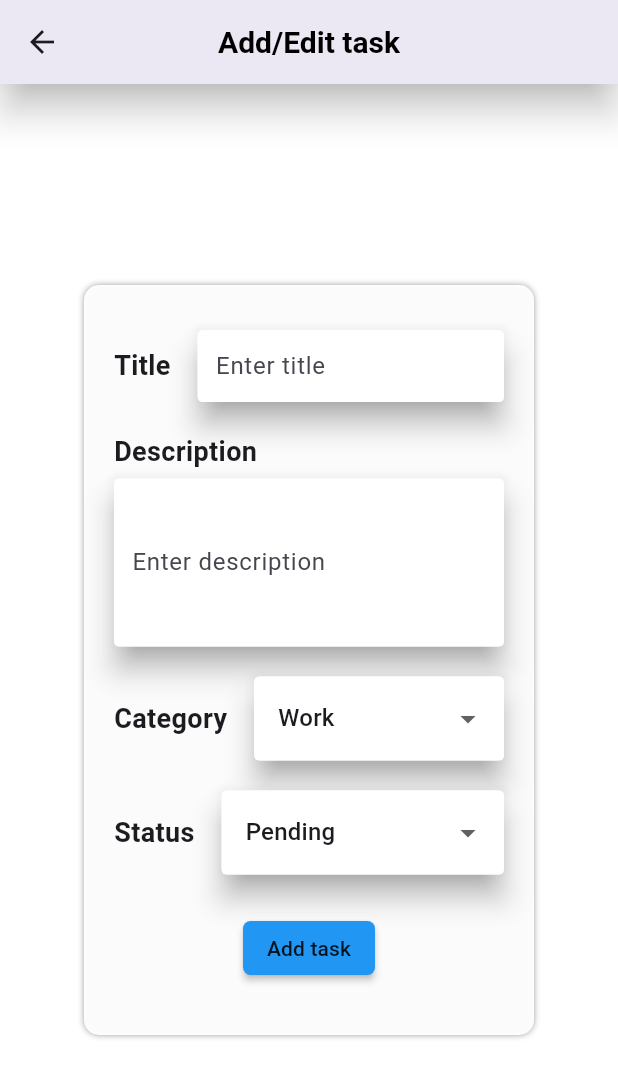
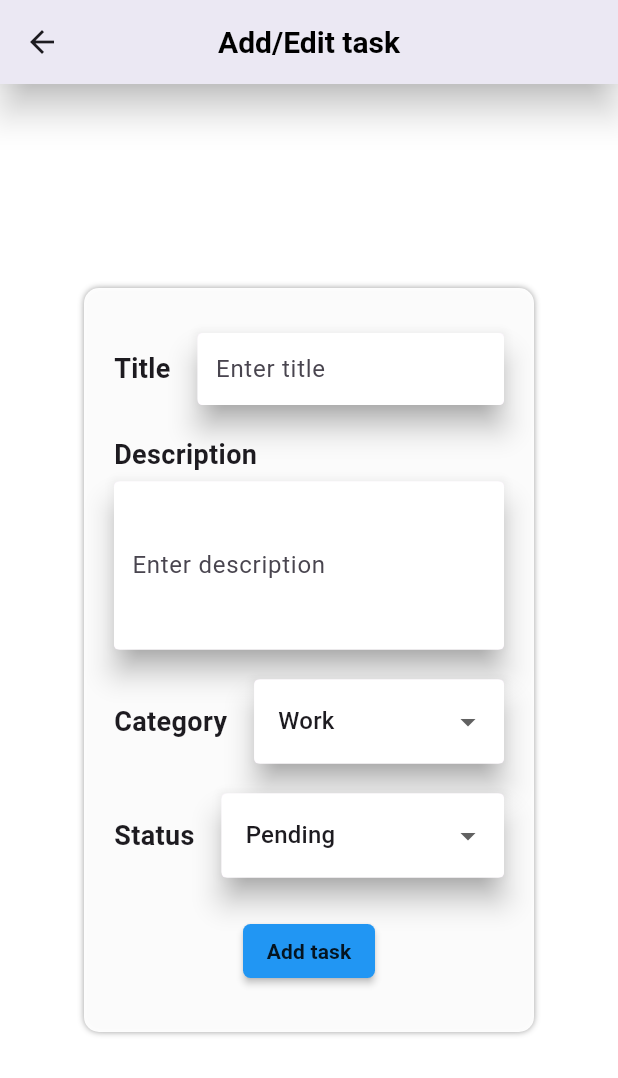
Before and after one commit to YogeshPeriyasamy/todoApp, a Flutter app: the AddtaskView screen opened by its route, on a phone screen of 412 x 824 dp. Shown: the top 1078 px of the screen. Run offline on Flutter 3.47's test engine with Material 3 defaults, Android fonts, the phone set to English and light mode, and no system bars; our stand-ins replace shared_preferences, stacked, stacked_services, stacked_shared; accounts and stored records are empty.

Commit message:
completed add task function

```diff
--- a/lib/ui/views/addtask/addtask_view.dart
+++ b/lib/ui/views/addtask/addtask_view.dart
@@ -29,9 +29,9 @@ class AddtaskView extends StackedView<AddtaskViewModel> {
       body: Container(
         color: viewModel.isDark ? Colors.black : Colors.white,
         child: Center(
+          child: SingleChildScrollView(
             child: Container(
               width: 300,
-            height: 500,
               decoration: BoxDecoration(
                   borderRadius: BorderRadius.circular(10),
                   color: viewModel.isDark
@@ -39,7 +39,8 @@ class AddtaskView extends StackedView<AddtaskViewModel> {
                       : const Color.fromARGB(244, 255, 255, 255),
                   boxShadow: List.filled(
                       1, BoxShadow(blurRadius: 3, color: Colors.grey))),
-            padding: EdgeInsets.only(top: 30, bottom: 30, left: 20, right: 20),
+              padding:
+                  EdgeInsets.only(top: 30, bottom: 30, left: 20, right: 20),
               child: Column(
                 crossAxisAlignment: CrossAxisAlignment.start,
                 children: [
@@ -59,6 +60,7 @@ class AddtaskView extends StackedView<AddtaskViewModel> {
                               borderRadius: BorderRadiusGeometry.circular(3)),
                           shadowColor: Colors.grey,
                           child: TextField(
+                              controller: viewModel.titleController,
                               decoration: const InputDecoration(
                                   border: OutlineInputBorder(
                                       borderSide: BorderSide.none),
@@ -88,6 +90,7 @@ class AddtaskView extends StackedView<AddtaskViewModel> {
                     child: TextField(
                         maxLines: null,
                         minLines: 4,
+                        controller: viewModel.descriptionController,
                         decoration: const InputDecoration(
                             border:
                                 OutlineInputBorder(borderSide: BorderSide.none),
@@ -182,11 +185,17 @@ class AddtaskView extends StackedView<AddtaskViewModel> {
                       shape: RoundedRectangleBorder(
                         borderRadius: BorderRadius.circular(5),
                       ),
-                    onPressed: () {},
-                    child: Text("Add task"),
+                      onPressed: () {
+                        viewModel.addTask();
+                      },
+                      child: Text(
+                        "Add task",
+                        style: TextStyle(fontWeight: FontWeight.bold),
+                      ),
                     ),
                   )
                 ],
+              ),
             ),
           ),
         ),
--- a/lib/ui/views/dashboard/dashboard_view.dart
+++ b/lib/ui/views/dashboard/dashboard_view.dart
@@ -4,7 +4,7 @@ import 'package:stacked/stacked.dart';
 import 'dashboard_viewmodel.dart';
 
 class DashboardView extends StackedView<DashboardViewModel> {
-  DashboardView({Key? key}) : super(key: key);
+  const DashboardView({Key? key}) : super(key: key);
 
   @override
   Widget builder(
@@ -166,6 +166,13 @@ class DashboardView extends StackedView<DashboardViewModel> {
   }
 
   @override
+  void onViewModelReady(DashboardViewModel viewModel) {
+    // TODO: implement onModelReady
+    print("VIEWMODEL READY");
+    viewModel.getList();
+  }
+
+  @override
   DashboardViewModel viewModelBuilder(
     BuildContext context,
   ) =>
```
Also changed, not shown: lib/models/todo_model.dart (+22 -0 lines), lib/services/prefs_service_service.dart (+20 -2 lines), lib/ui/views/addtask/addtask_viewmodel.dart (+36 -0 lines), lib/ui/views/dashboard/dashboard_viewmodel.dart (+7 -4 lines). Lines whose indentation alone changed are shown as unchanged.
